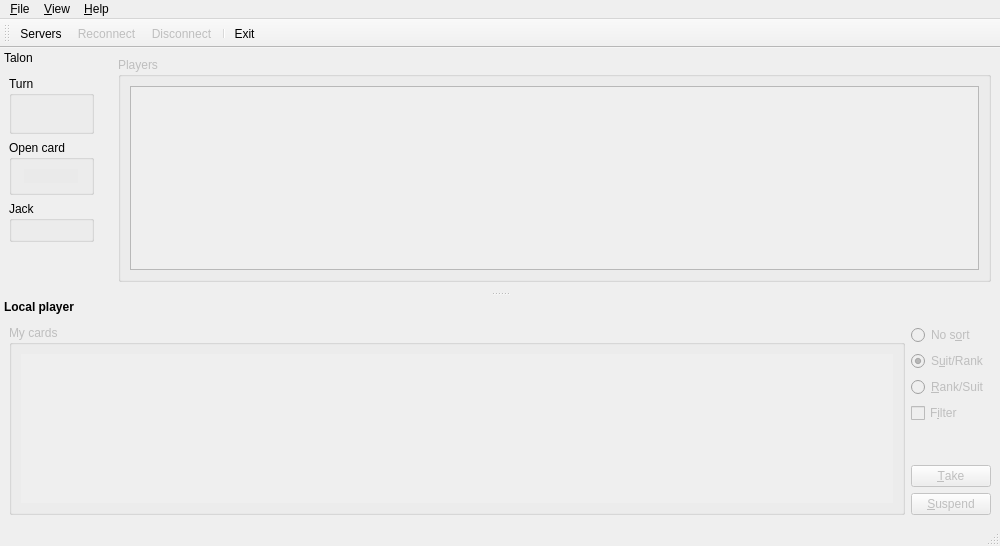
velnias75/NetMauMau-Qt-Client, file src/mainwindow.ui: the form before one commit.
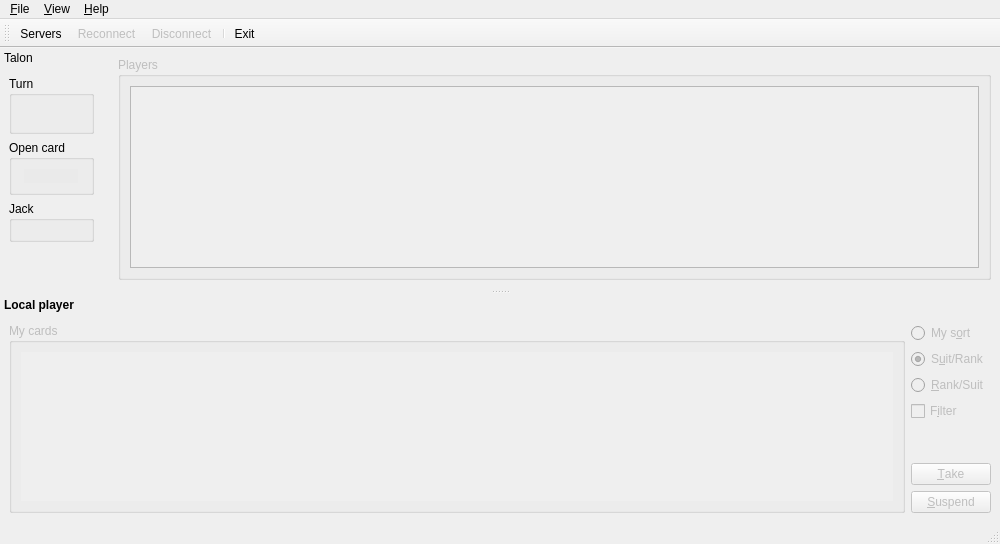
The form after the commit. Icons and pictures are not drawn. Custom widgets are drawn as their Qt base class.

The edit to the form file:
```diff
--- a/src/mainwindow.ui
+++ b/src/mainwindow.ui
@@ -8,7 +8,7 @@
     <x>0</x>
     <y>0</y>
     <width>1000</width>
-    <height>546</height>
+    <height>544</height>
    </rect>
   </property>
   <property name="acceptDrops">
@@ -544,7 +544,7 @@
             </font>
            </property>
            <property name="text">
-            <string>No s&amp;ort</string>
+            <string>My s&amp;ort</string>
            </property>
            <attribute name="buttonGroup">
             <string notr="true">buttonGroup</string>
@@ -821,6 +821,12 @@
    <extends>QWidget</extends>
    <header>suitlabel.h</header>
   </customwidget>
+  <customwidget>
+   <class>CardDropWidget</class>
+   <extends>QWidget</extends>
+   <header>carddropwidget.h</header>
+   <container>1</container>
+  </customwidget>
  </customwidgets>
  <tabstops>
   <tabstop>myCardsScrollArea</tabstop>
```
Left out of the diff: 2 changed lines with no effect on the pictures.
